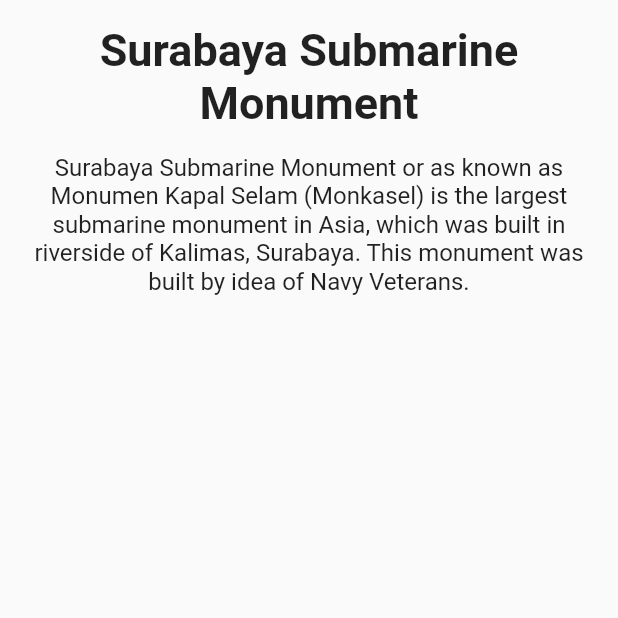
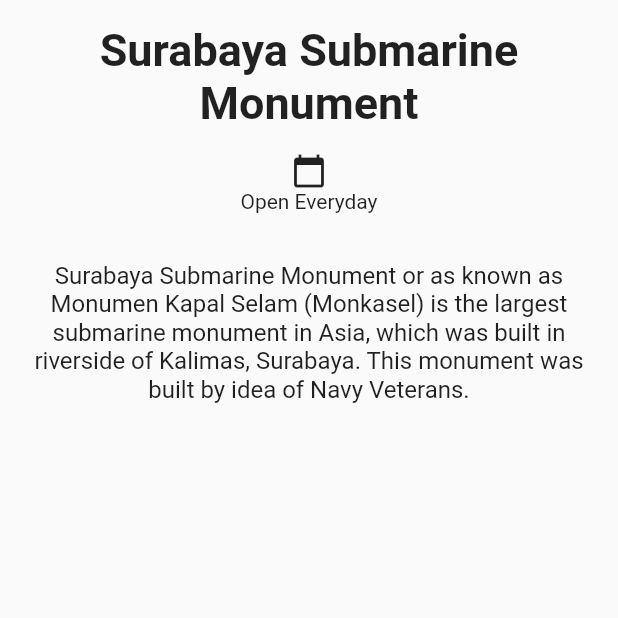
Before and after one commit to ladasattar/wppb_flutter, a Flutter app: the screen it shows after launch, on a phone screen of 412 x 824 dp, the top half of it. Run offline on Flutter 3.47's test engine with Material 2 defaults, Android fonts, the light colour scheme and no system bars.

Commit message:
Percobaan 3

```diff
--- a/lib/main.dart
+++ b/lib/main.dart
@@ -39,13 +39,27 @@ class DetailScreen extends StatelessWidget {
               margin: const EdgeInsets.only(top: 16.0),
             ),
             Container(
+              margin: const EdgeInsets.symmetric(vertical: 16.0),
+              child: Row(
+                mainAxisAlignment: MainAxisAlignment.spaceEvenly,
+                children: <Widget> [
+                  Column(
+                    children: const <Widget> [
+                      Icon(Icons.calendar_today),
+                      Text("Open Everyday"),
+                    ]
+                  )
+                ]
+              )
+            ),
+            Container(
               padding: const EdgeInsets.all(16.0),
               child: const Text(
                 "Surabaya Submarine Monument or as known as Monumen Kapal Selam (Monkasel) is the largest submarine monument in Asia, which was built in riverside of Kalimas, Surabaya. This monument was built by idea of Navy Veterans.",
                 textAlign: TextAlign.center,
                 style: TextStyle(fontSize: 16.0),
               )
-            )
+            ),
           ]
         )
       )
```
